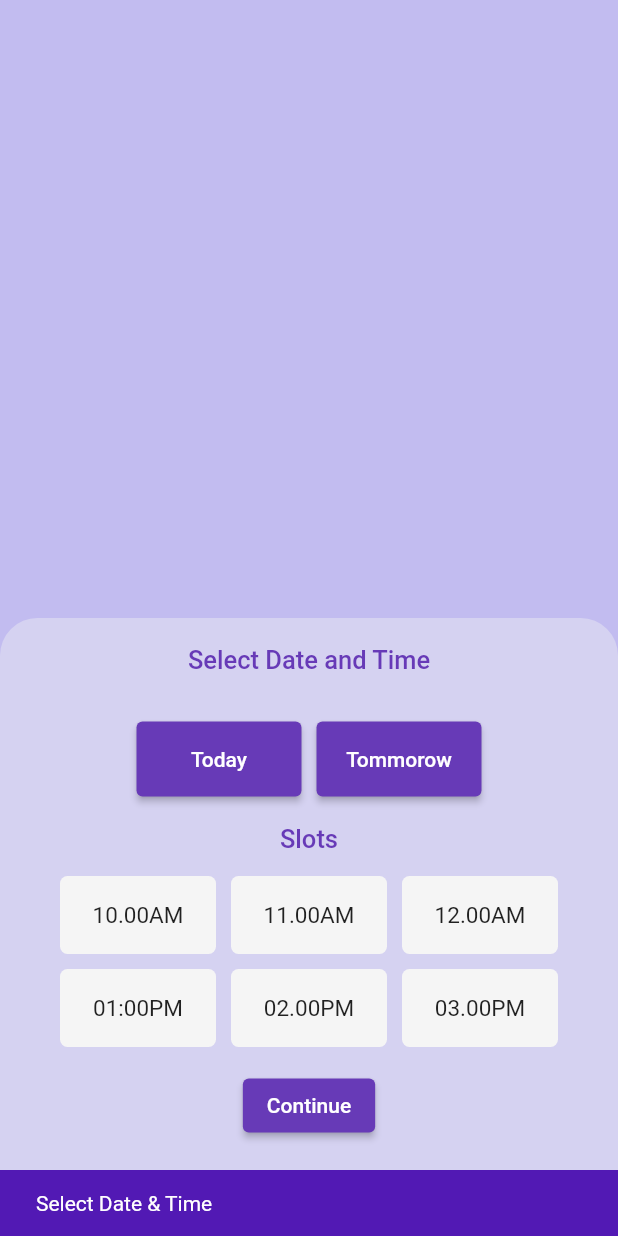
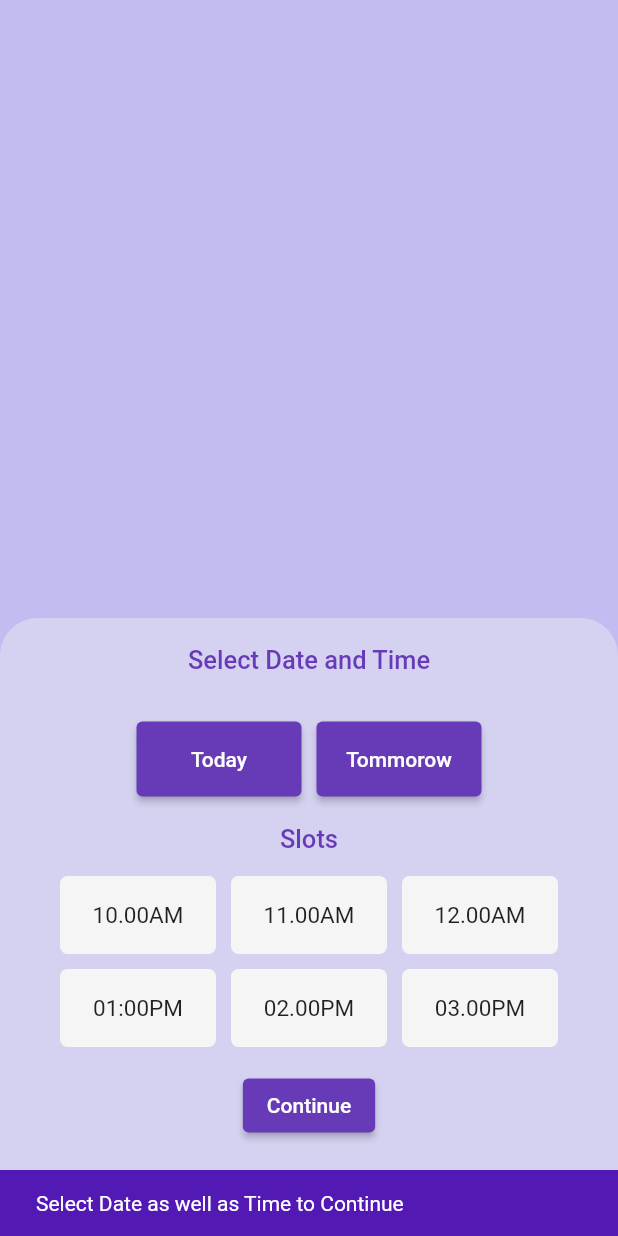
Before and after one commit to PyMash/One_Click, a Flutter app: the DateTimePage screen opened directly with empty values, after a tap on "Continue", on a phone screen of 412 x 824 dp. Run offline on Flutter 3.47's test engine with Material 2 defaults, Android fonts, the phone set to English and light mode, and no system bars; our stand-ins replace cloud_firestore, firebase_auth, firebase_core, flutter_image_slideshow, google_fonts, google_nav_bar and 1 more; accounts and stored records are empty.

Commit message:
Updated error statement

```diff
--- a/lib/Pages/datetime_page.dart
+++ b/lib/Pages/datetime_page.dart
@@ -247,7 +247,7 @@ class _DateTimePageState extends State<DateTimePage> {
                                               backgroundColor: Color.fromARGB(
                                                   255, 82, 25, 180),
                                               content: Text(
-                                                'Select Date & Time ',
+                                                'Select Date as well as Time to Continue',
                                                 style: TextStyle(
                                                     color: Colors.white),
                                               )));
```
